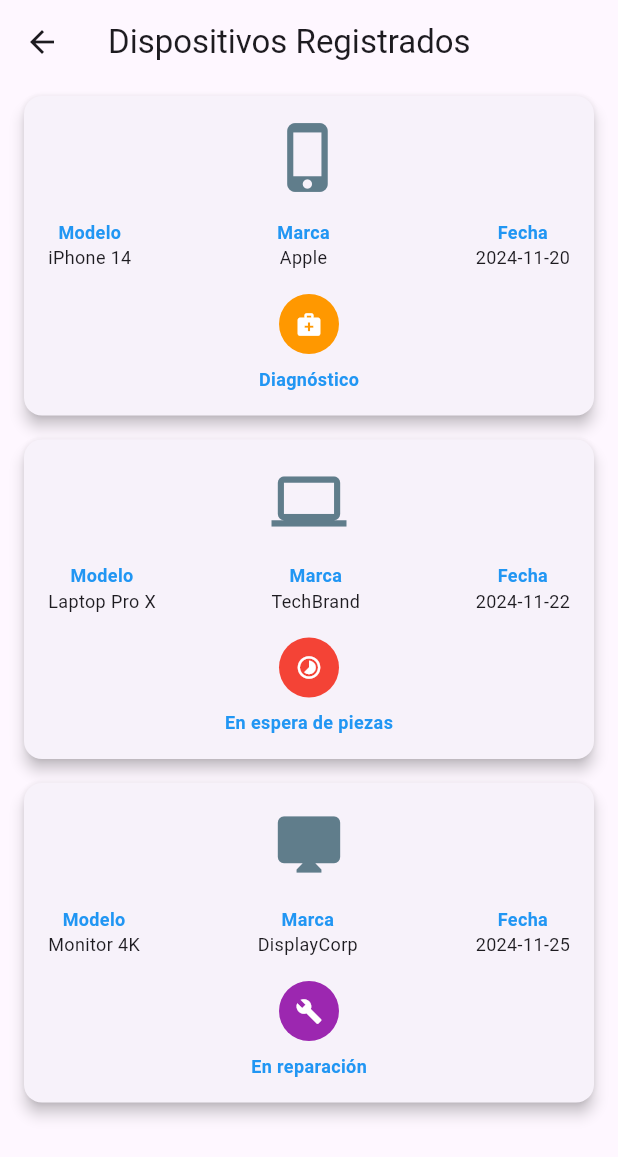
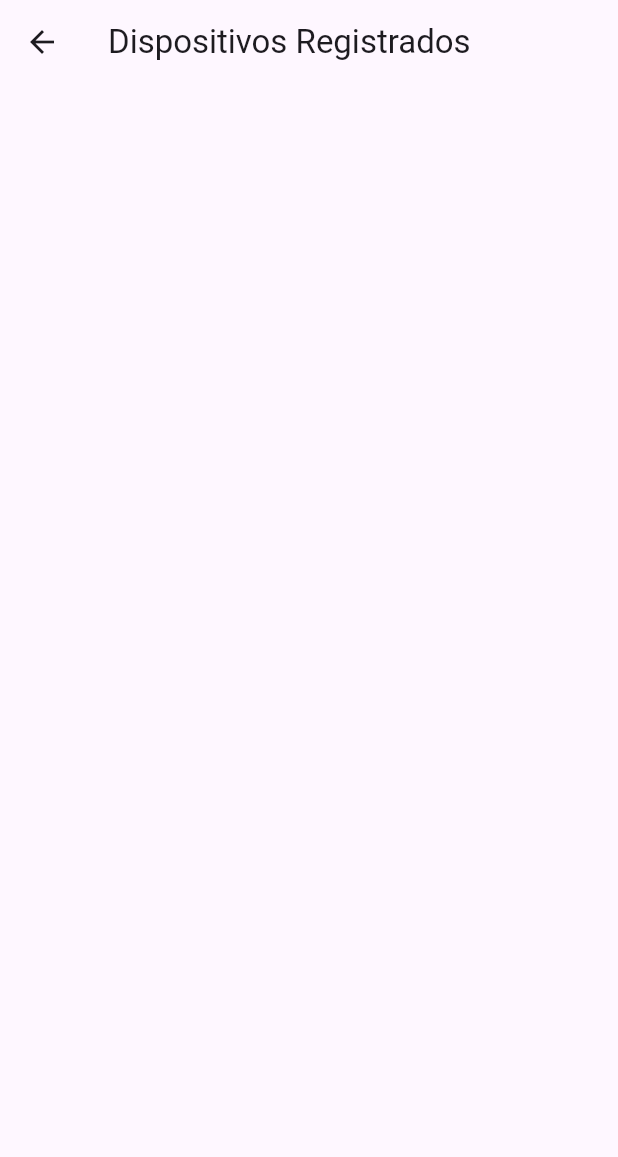
Before and after one commit to idav0/sigser_front, a Flutter app: the Devices screen opened by its route, on a phone screen of 412 x 824 dp. Shown: the top 1157 px of the screen. Run offline on Flutter 3.47's test engine with Material 3 defaults, Android fonts, the phone set to English and light mode, and no system bars; our stand-ins replace awesome_dialog, dio, flutter_dotenv, font_awesome_flutter, shared_preferences; missing offline and left inert: qr_code_scanner; accounts and stored records are empty.

Commit message:
Eliminar datos estaticos

```diff
--- a/lib/navigation/technician/devices.dart
+++ b/lib/navigation/technician/devices.dart
@@ -8,44 +8,7 @@ class Devices extends StatefulWidget {
 }
 
 class _DevicesState extends State<Devices> {
-  final List<Map<String, String>> devices = [
-    {
-      'id': '001',
-      'tipo': 'Celular',
-      'modelo': 'iPhone 14',
-      'marca': 'Apple',
-      'serie': 'SN12345',
-      'problema': 'No enciende',
-      'cliente': 'Juan Pérez',
-      'fecha': '2024-11-20',
-      'estado': 'Diagnóstico',
-      'diagnostico': 'El circuito de encendido está quemado.',
-    },
-    {
-      'id': '002',
-      'tipo': 'Computadora',
-      'modelo': 'Laptop Pro X',
-      'marca': 'TechBrand',
-      'serie': 'SN98765',
-      'problema': 'Pantalla dañada',
-      'cliente': 'Ana López',
-      'fecha': '2024-11-22',
-      'estado': 'En espera de piezas',
-      'diagnostico': 'El panel LCD está roto y requiere reemplazo.',
-    },
-    {
-      'id': '003',
-      'tipo': 'Monitor',
-      'modelo': 'Monitor 4K',
-      'marca': 'DisplayCorp',
-      'serie': 'SN112233',
-      'problema': 'Sin señal',
-      'cliente': 'Carlos Méndez',
-      'fecha': '2024-11-25',
-      'estado': 'En reparación',
-      'diagnostico': 'El cable HDMI está dañado y necesita ser reemplazado.',
-    },
-  ];
+  final List<Map<String, String>> devices = [];
 
   void _showDiagnosticModal(BuildContext context, Map<String, String> device) {
     showDialog(
```
